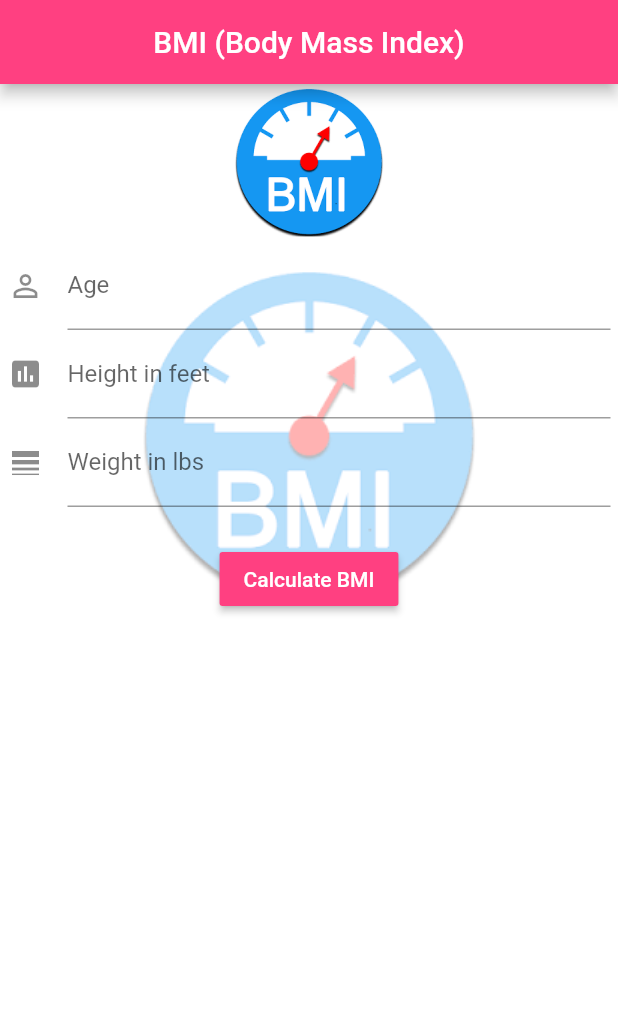
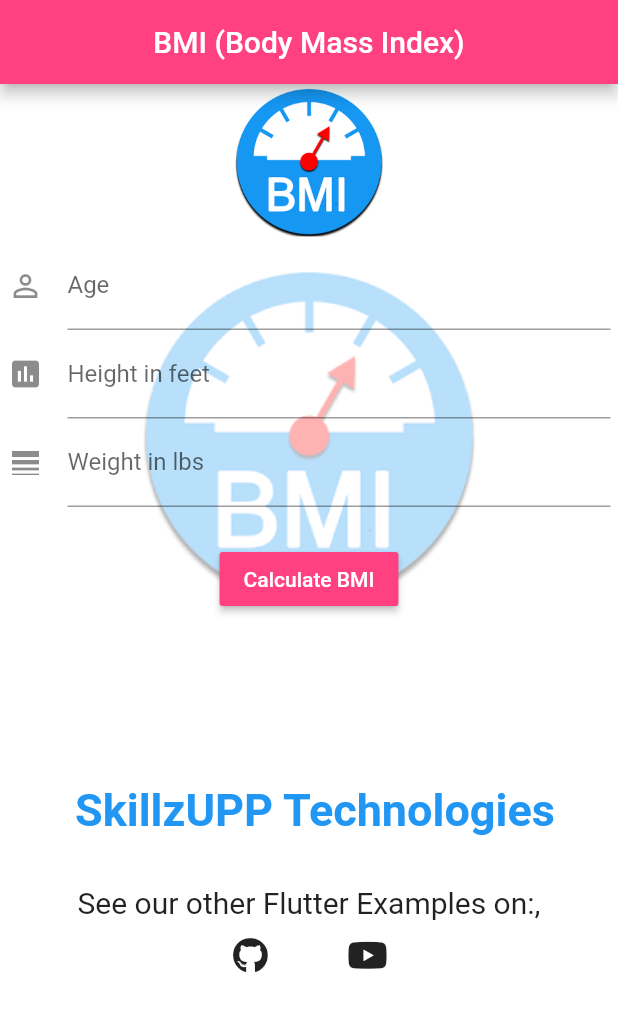
Before and after one commit to bilalsaeedjh/FlutterBMIApp, a Flutter app: the screen it shows after launch, on a phone screen of 412 x 824 dp. Shown: the top 1011 px of the screen. Run offline on Flutter 3.47's test engine with Material 2 defaults, Android fonts, the phone set to English and light mode, and no system bars; drawn by our look-alikes of animated_text_kit; our stand-ins replace font_awesome_flutter; Roboto replaces fonts that are missing (Bobbers).

Commit message:
Navigation to Github and Youtube
Navigation to Github and Youtube Profiles were added in this commit

```diff
--- a/lib/ui/home.dart
+++ b/lib/ui/home.dart
@@ -1,4 +1,7 @@
 import 'package:flutter/material.dart';
+import 'package:animated_text_kit/animated_text_kit.dart';
+import 'package:font_awesome_flutter/font_awesome_flutter.dart';
+import 'package:url_launcher/url_launcher.dart';
 
 class Bmi extends StatefulWidget {
   @override
@@ -171,7 +174,35 @@ class BmiState extends State<Bmi> {
                       fontWeight: FontWeight.w500,
                       fontStyle: FontStyle.italic,
                       fontSize: 19.9
-                  ),)
+                  ),),
+                SizedBox(height: 10,),
+                Align(
+                  alignment: Alignment.bottomLeft,
+                  child: _textAnimationKit[1],
+                ),
+                Center(
+                  child: _textAnimationKit[0],
+                ),
+
+                //Adding buttons to navigate towards youtube and gitHub
+                Row(
+                  mainAxisAlignment: MainAxisAlignment.center,
+                  children: <Widget>[
+                    IconButton(
+                      icon: FaIcon(FontAwesomeIcons.github),
+                      tooltip: 'Go to  our gitHub profile',
+                      onPressed: () => launch('https://github.com/bilalsaeedjh'),
+                    ),
+                    SizedBox(width: 30,),
+                    IconButton(
+                      icon: FaIcon(FontAwesomeIcons.youtube),
+                      tooltip: 'Go to  our Youtube profile',
+                      onPressed: () => launch('https://www.youtube.com/channel/UCZSgQGG74K2yuEDnbG4U1tQ?view_as=subscriber'),
+                    ),
+
+                  ],
+                )
+
 
               ],
 
@@ -182,4 +213,47 @@ class BmiState extends State<Bmi> {
       ),
     );
   }
+
+  //Animation for the Text
+  List<Widget> _textAnimationKit=[
+    TyperAnimatedTextKit(
+      onTap: () {
+        print("Tap Event");
+      },
+      text: [
+        "See our other Flutter Examples on:,",
+        "Github,",
+        "Youtube",
+        "- SkillzUPP Technologies",
+      ],
+      textStyle: TextStyle(fontSize: 20.0, fontFamily: "Bobbers"),
+
+      pause: Duration(seconds:  3),
+      // speed: Duration(milliseconds:  1000),
+    ),Align(
+      alignment: Alignment.bottomRight,
+      child: TextLiquidFill(
+        text: 'SkillzUPP Technologies',
+        waveColor: Colors.blue,
+        waveDuration: Duration(milliseconds:700),
+        loadDuration: Duration(seconds:20),
+        boxBackgroundColor: Colors.white,
+        textStyle: TextStyle(fontSize: 30, fontWeight: FontWeight.bold),
+        boxHeight: 100,
+      ),
+    ), SizedBox(
+      width: 250.0,
+      child: TypewriterAnimatedTextKit(
+        onTap: () {
+          print("Tap Event");
+        },
+        text: [
+          "Discipline is the best tool",
+          "Design first, then code",
+          "Do not patch bugs out, rewrite them",
+          "Do not test bugs out, design them out",
+        ],
+        textStyle: TextStyle(fontSize: 30.0, fontFamily: "Agne"),
+      ),
+    ),];
 }
--- a/pubspec.yaml
+++ b/pubspec.yaml
@@ -23,6 +23,10 @@ dependencies:
   # The following adds the Cupertino Icons font to your application.
   # Use with the CupertinoIcons class for iOS style icons.
   cupertino_icons: ^0.1.2
+  animated_text_kit: ^2.2.0
+  # For Navigation to web Urls, we use the following pacakge
+  url_launcher: ^5.4.11
+  font_awesome_flutter: ^8.8.1
 
 dev_dependencies:
   flutter_launcher_icons: ^0.7.5
```
Also changed, not shown: pubspec.lock.
